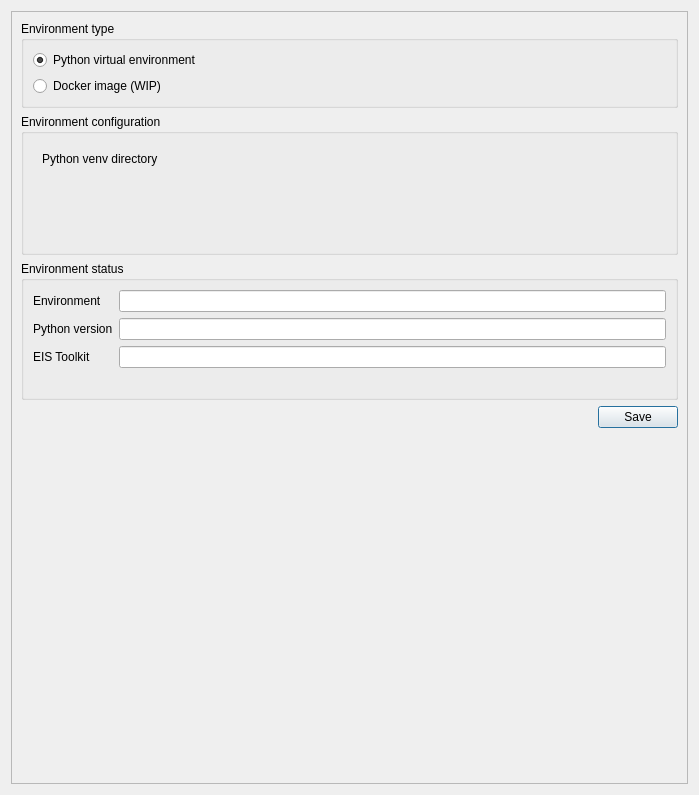
Qt form eis_qgis_plugin/resources/ui/wizard_toolkit_conf.ui (GispoCoding/eis_qgis_plugin) before a commit.
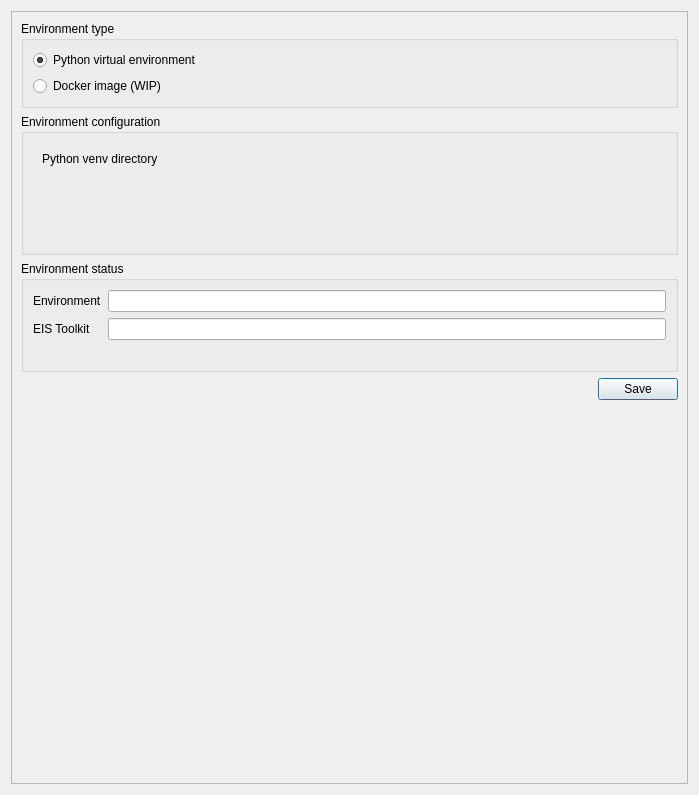
The same form after that commit. Custom widgets are drawn as their Qt base class.

Commit message: remove unimplemented python version field from EIS Toolkit conf page

Patch:
```diff
--- a/eis_qgis_plugin/resources/ui/wizard_toolkit_conf.ui
+++ b/eis_qgis_plugin/resources/ui/wizard_toolkit_conf.ui
@@ -168,47 +168,33 @@
            </widget>
           </item>
           <item row="1" column="0">
-           <widget class="QLabel" name="label_3">
-            <property name="text">
-             <string>Python version</string>
-            </property>
-           </widget>
-          </item>
-          <item row="1" column="1">
-           <widget class="QLineEdit" name="python_version_line">
-            <property name="readOnly">
-             <bool>true</bool>
-            </property>
-           </widget>
-          </item>
-          <item row="2" column="0">
            <widget class="QLabel" name="label_4">
             <property name="text">
              <string>EIS Toolkit</string>
             </property>
            </widget>
           </item>
-          <item row="2" column="1">
+          <item row="1" column="1">
            <widget class="QLineEdit" name="eis_toolkit_status_line">
             <property name="readOnly">
              <bool>true</bool>
             </property>
            </widget>
           </item>
-          <item row="3" column="1">
+          <item row="2" column="0">
+           <widget class="QLabel" name="label">
+            <property name="text">
+             <string/>
+            </property>
+           </widget>
+          </item>
+          <item row="2" column="1">
            <widget class="QDialogButtonBox" name="environment_button_box">
             <property name="standardButtons">
              <set>QDialogButtonBox::NoButton</set>
             </property>
            </widget>
           </item>
-          <item row="3" column="0">
-           <widget class="QLabel" name="label">
-            <property name="text">
-             <string/>
-            </property>
-           </widget>
-          </item>
          </layout>
         </widget>
        </item>
```
The commit also changes 1 other file.
